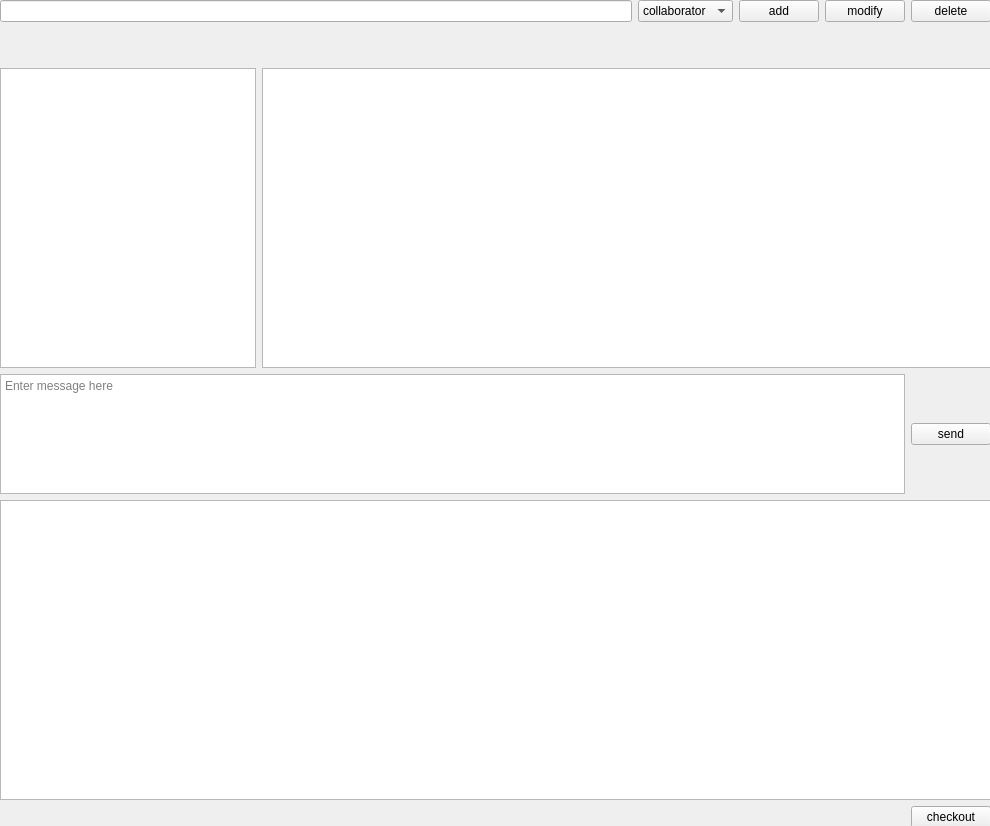
Above: mslib/msui/ui/ui_mscolab_project_window.ui from Open-MSS/MSS before the change. Below: the same form after it.
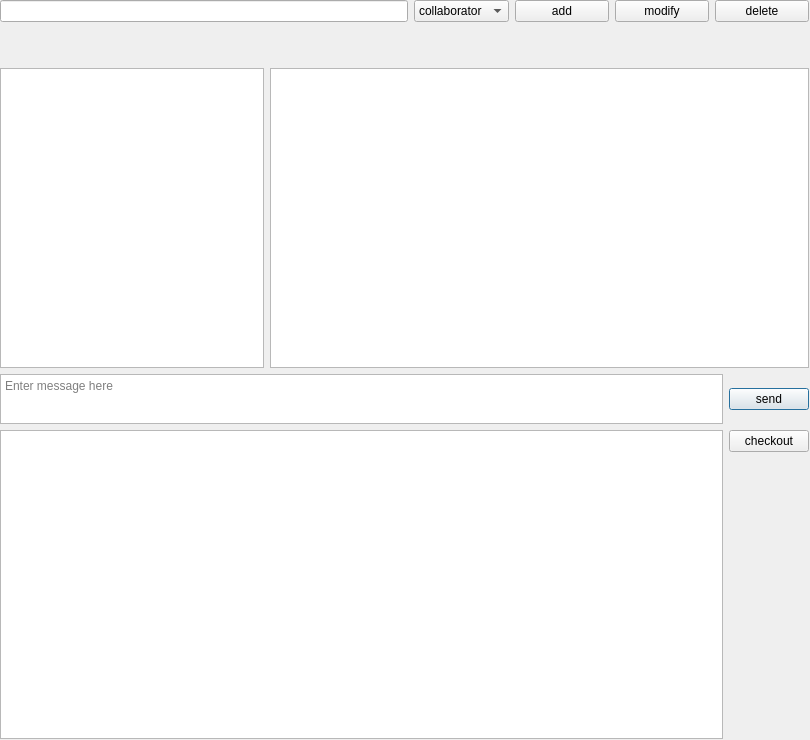
That is the form after the change.

Commit message: Change mscolab project window design

```diff
--- a/mslib/msui/ui/ui_mscolab_project_window.ui
+++ b/mslib/msui/ui/ui_mscolab_project_window.ui
@@ -6,20 +6,20 @@
    <rect>
     <x>0</x>
     <y>0</y>
-    <width>990</width>
-    <height>826</height>
+    <width>810</width>
+    <height>740</height>
    </rect>
   </property>
   <property name="sizePolicy">
-   <sizepolicy hsizetype="Expanding" vsizetype="Preferred">
+   <sizepolicy hsizetype="MinimumExpanding" vsizetype="MinimumExpanding">
     <horstretch>0</horstretch>
     <verstretch>0</verstretch>
    </sizepolicy>
   </property>
   <property name="minimumSize">
    <size>
-    <width>990</width>
-    <height>802</height>
+    <width>810</width>
+    <height>740</height>
    </size>
   </property>
   <property name="windowTitle">
@@ -30,8 +30,8 @@
     <rect>
      <x>0</x>
      <y>0</y>
-     <width>991</width>
-     <height>828</height>
+     <width>809</width>
+     <height>739</height>
     </rect>
    </property>
    <layout class="QVBoxLayout" name="verticalLayout_5">
@@ -45,6 +45,12 @@
            <layout class="QHBoxLayout" name="horizontalLayout">
             <item>
              <widget class="QLineEdit" name="username">
+              <property name="sizePolicy">
+               <sizepolicy hsizetype="MinimumExpanding" vsizetype="Fixed">
+                <horstretch>0</horstretch>
+                <verstretch>0</verstretch>
+               </sizepolicy>
+              </property>
               <property name="minimumSize">
                <size>
                 <width>408</width>
@@ -55,6 +61,12 @@
             </item>
             <item>
              <widget class="QComboBox" name="accessLevel">
+              <property name="sizePolicy">
+               <sizepolicy hsizetype="MinimumExpanding" vsizetype="Fixed">
+                <horstretch>0</horstretch>
+                <verstretch>0</verstretch>
+               </sizepolicy>
+              </property>
               <item>
                <property name="text">
                 <string>collaborator</string>
@@ -74,6 +86,12 @@
             </item>
             <item>
              <widget class="QPushButton" name="add">
+              <property name="sizePolicy">
+               <sizepolicy hsizetype="MinimumExpanding" vsizetype="Fixed">
+                <horstretch>0</horstretch>
+                <verstretch>0</verstretch>
+               </sizepolicy>
+              </property>
               <property name="text">
                <string>add</string>
               </property>
@@ -81,6 +99,12 @@
             </item>
             <item>
              <widget class="QPushButton" name="modify">
+              <property name="sizePolicy">
+               <sizepolicy hsizetype="MinimumExpanding" vsizetype="Fixed">
+                <horstretch>0</horstretch>
+                <verstretch>0</verstretch>
+               </sizepolicy>
+              </property>
               <property name="text">
                <string>modify</string>
               </property>
@@ -88,6 +112,12 @@
             </item>
             <item>
              <widget class="QPushButton" name="delete_1">
+              <property name="sizePolicy">
+               <sizepolicy hsizetype="MinimumExpanding" vsizetype="Fixed">
+                <horstretch>0</horstretch>
+                <verstretch>0</verstretch>
+               </sizepolicy>
+              </property>
               <property name="text">
                <string>delete</string>
               </property>
@@ -99,6 +129,12 @@
         </item>
         <item>
          <widget class="QLabel" name="proj_info">
+          <property name="sizePolicy">
+           <sizepolicy hsizetype="MinimumExpanding" vsizetype="Preferred">
+            <horstretch>0</horstretch>
+            <verstretch>0</verstretch>
+           </sizepolicy>
+          </property>
           <property name="text">
            <string/>
           </property>
@@ -106,6 +142,12 @@
         </item>
         <item>
          <widget class="QLabel" name="user_info">
+          <property name="sizePolicy">
+           <sizepolicy hsizetype="MinimumExpanding" vsizetype="Preferred">
+            <horstretch>0</horstretch>
+            <verstretch>0</verstretch>
+           </sizepolicy>
+          </property>
           <property name="text">
            <string/>
           </property>
@@ -116,14 +158,14 @@
           <item>
            <widget class="QListWidget" name="collaboratorsList">
             <property name="sizePolicy">
-             <sizepolicy hsizetype="Fixed" vsizetype="Expanding">
+             <sizepolicy hsizetype="MinimumExpanding" vsizetype="Expanding">
               <horstretch>0</horstretch>
               <verstretch>0</verstretch>
              </sizepolicy>
             </property>
             <property name="minimumSize">
              <size>
-              <width>200</width>
+              <width>256</width>
               <height>300</height>
              </size>
             </property>
@@ -139,7 +181,7 @@
             </property>
             <property name="minimumSize">
              <size>
-              <width>256</width>
+              <width>539</width>
               <height>300</height>
              </size>
             </property>
@@ -151,10 +193,16 @@
          <layout class="QHBoxLayout" name="horizontalLayout_2">
           <item>
            <widget class="QPlainTextEdit" name="messageText">
+            <property name="sizePolicy">
+             <sizepolicy hsizetype="Expanding" vsizetype="Minimum">
+              <horstretch>0</horstretch>
+              <verstretch>0</verstretch>
+             </sizepolicy>
+            </property>
             <property name="minimumSize">
              <size>
-              <width>700</width>
-              <height>100</height>
+              <width>710</width>
+              <height>50</height>
              </size>
             </property>
             <property name="placeholderText">
@@ -167,6 +215,9 @@
             <property name="text">
              <string>send</string>
             </property>
+            <property name="default">
+             <bool>true</bool>
+            </property>
            </widget>
           </item>
          </layout>
@@ -174,35 +225,34 @@
        </layout>
       </item>
       <item>
-       <widget class="QListWidget" name="changes">
-        <property name="minimumSize">
-         <size>
-          <width>521</width>
-          <height>300</height>
-         </size>
-        </property>
-       </widget>
-      </item>
-      <item>
-       <layout class="QHBoxLayout" name="horizontalLayout_4">
+       <layout class="QHBoxLayout" name="horizontalLayout_6">
         <item>
-         <spacer name="horizontalSpacer">
-          <property name="orientation">
-           <enum>Qt::Horizontal</enum>
+         <widget class="QListWidget" name="changes">
+          <property name="sizePolicy">
+           <sizepolicy hsizetype="Expanding" vsizetype="MinimumExpanding">
+            <horstretch>0</horstretch>
+            <verstretch>0</verstretch>
+           </sizepolicy>
           </property>
-          <property name="sizeHint" stdset="0">
+          <property name="minimumSize">
            <size>
-            <width>40</width>
-            <height>20</height>
+            <width>710</width>
+            <height>280</height>
            </size>
           </property>
-         </spacer>
+         </widget>
         </item>
-        <item>
+        <item alignment="Qt::AlignTop">
          <widget class="QPushButton" name="checkout">
           <property name="text">
            <string>checkout</string>
           </property>
+          <property name="autoDefault">
+           <bool>false</bool>
+          </property>
+          <property name="default">
+           <bool>false</bool>
+          </property>
          </widget>
         </item>
        </layout>
```
Left out of the diff: 2 changed lines with no effect on the pictures. The commit also changes 1 other file.
